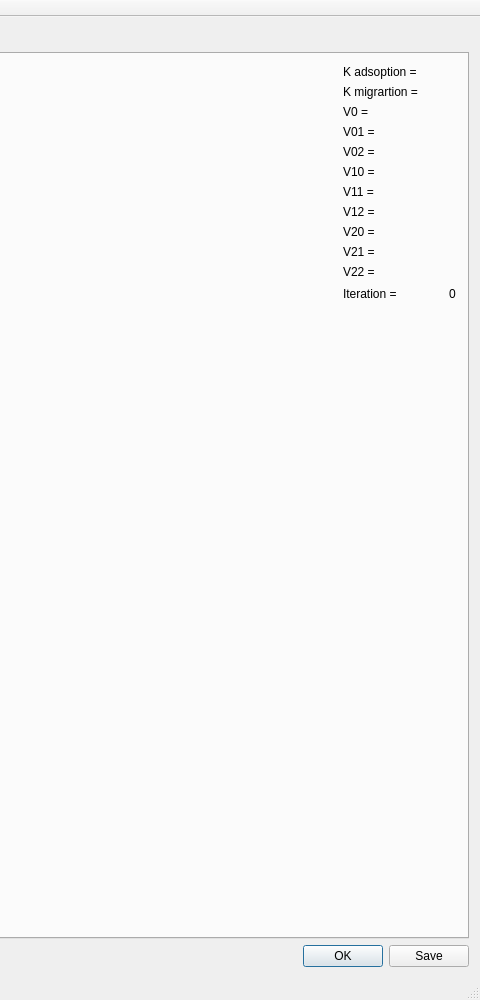
Old version of the form mainwindow.ui in the repository MadwomaZ/Diploma; both pictures show x 520 to 1000 and y 0 to 1000 of the 1000 by 1000 pixel window.
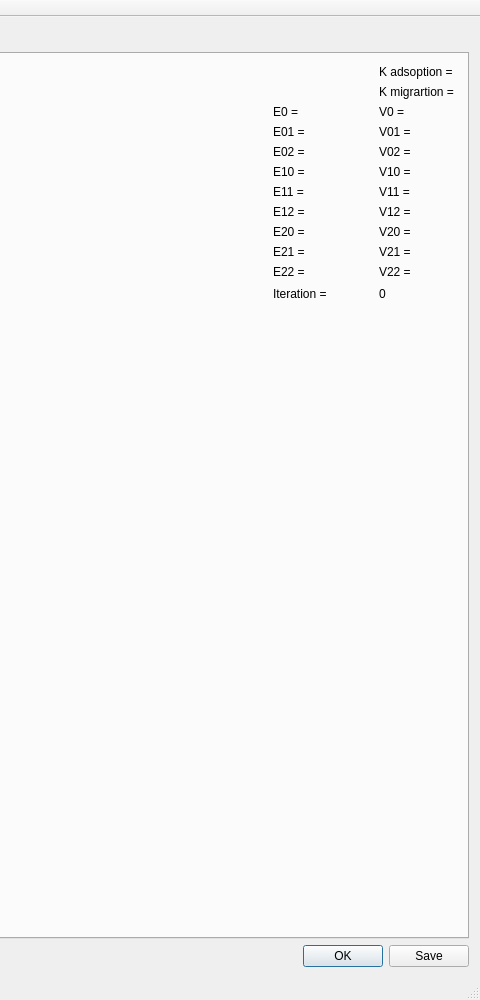
New version of the form. Custom widgets are drawn as their Qt base class.

What changed in the file:
```diff
--- a/mainwindow.ui
+++ b/mainwindow.ui
@@ -56,8 +56,35 @@
            </widget>
           </item>
           <item>
-           <layout class="QVBoxLayout" name="verticalLayout_2">
-            <item>
+           <layout class="QGridLayout" name="gridLayout">
+            <item row="2" column="0">
+             <widget class="QLabel" name="e0">
+              <property name="text">
+               <string>E0 = </string>
+              </property>
+             </widget>
+            </item>
+            <item row="8" column="1">
+             <widget class="QLabel" name="v20">
+              <property name="sizePolicy">
+               <sizepolicy hsizetype="Fixed" vsizetype="Preferred">
+                <horstretch>0</horstretch>
+                <verstretch>0</verstretch>
+               </sizepolicy>
+              </property>
+              <property name="text">
+               <string>V20 = </string>
+              </property>
+             </widget>
+            </item>
+            <item row="4" column="0">
+             <widget class="QLabel" name="e02">
+              <property name="text">
+               <string>E02 = </string>
+              </property>
+             </widget>
+            </item>
+            <item row="0" column="1">
              <widget class="QLabel" name="Kadsoption">
               <property name="sizePolicy">
                <sizepolicy hsizetype="Fixed" vsizetype="Minimum">
@@ -70,7 +97,54 @@
               </property>
              </widget>
             </item>
-            <item>
+            <item row="6" column="1">
+             <widget class="QLabel" name="v11">
+              <property name="sizePolicy">
+               <sizepolicy hsizetype="Fixed" vsizetype="Preferred">
+                <horstretch>0</horstretch>
+                <verstretch>0</verstretch>
+               </sizepolicy>
+              </property>
+              <property name="text">
+               <string>V11 = </string>
+              </property>
+             </widget>
+            </item>
+            <item row="6" column="0">
+             <widget class="QLabel" name="e11">
+              <property name="text">
+               <string>E11 = </string>
+              </property>
+             </widget>
+            </item>
+            <item row="11" column="1">
+             <widget class="QLabel" name="iterations">
+              <property name="sizePolicy">
+               <sizepolicy hsizetype="Fixed" vsizetype="Preferred">
+                <horstretch>0</horstretch>
+                <verstretch>0</verstretch>
+               </sizepolicy>
+              </property>
+              <property name="text">
+               <string>0</string>
+              </property>
+             </widget>
+            </item>
+            <item row="7" column="0">
+             <widget class="QLabel" name="e12">
+              <property name="text">
+               <string>E12 = </string>
+              </property>
+             </widget>
+            </item>
+            <item row="5" column="0">
+             <widget class="QLabel" name="e10">
+              <property name="text">
+               <string>E10 = </string>
+              </property>
+             </widget>
+            </item>
+            <item row="1" column="1">
              <widget class="QLabel" name="Kmigration">
               <property name="sizePolicy">
                <sizepolicy hsizetype="Fixed" vsizetype="Minimum">
@@ -83,7 +157,7 @@
               </property>
              </widget>
             </item>
-            <item>
+            <item row="2" column="1">
              <widget class="QLabel" name="v0">
               <property name="sizePolicy">
                <sizepolicy hsizetype="Fixed" vsizetype="Preferred">
@@ -96,8 +170,8 @@
               </property>
              </widget>
             </item>
-            <item>
-             <widget class="QLabel" name="v01">
+            <item row="10" column="1">
+             <widget class="QLabel" name="v22">
               <property name="sizePolicy">
                <sizepolicy hsizetype="Fixed" vsizetype="Preferred">
                 <horstretch>0</horstretch>
@@ -105,11 +179,24 @@
                </sizepolicy>
               </property>
               <property name="text">
-               <string>V01 = </string>
+               <string>V22 = </string>
               </property>
              </widget>
             </item>
-            <item>
+            <item row="9" column="1">
+             <widget class="QLabel" name="v21">
+              <property name="sizePolicy">
+               <sizepolicy hsizetype="Fixed" vsizetype="Preferred">
+                <horstretch>0</horstretch>
+                <verstretch>0</verstretch>
+               </sizepolicy>
+              </property>
+              <property name="text">
+               <string>V21 = </string>
+              </property>
+             </widget>
+            </item>
+            <item row="4" column="1">
              <widget class="QLabel" name="v02">
               <property name="sizePolicy">
                <sizepolicy hsizetype="Fixed" vsizetype="Preferred">
@@ -122,7 +209,27 @@
               </property>
              </widget>
             </item>
-            <item>
+            <item row="3" column="0">
+             <widget class="QLabel" name="e01">
+              <property name="text">
+               <string>E01 = </string>
+              </property>
+             </widget>
+            </item>
+            <item row="3" column="1">
+             <widget class="QLabel" name="v01">
+              <property name="sizePolicy">
+               <sizepolicy hsizetype="Fixed" vsizetype="Preferred">
+                <horstretch>0</horstretch>
+                <verstretch>0</verstretch>
+               </sizepolicy>
+              </property>
+              <property name="text">
+               <string>V01 = </string>
+              </property>
+             </widget>
+            </item>
+            <item row="5" column="1">
              <widget class="QLabel" name="v10">
               <property name="sizePolicy">
                <sizepolicy hsizetype="Fixed" vsizetype="Preferred">
@@ -135,20 +242,46 @@
               </property>
              </widget>
             </item>
-            <item>
-             <widget class="QLabel" name="v11">
+            <item row="11" column="0">
+             <widget class="QLabel" name="iteration">
+              <property name="enabled">
+               <bool>true</bool>
+              </property>
               <property name="sizePolicy">
-               <sizepolicy hsizetype="Fixed" vsizetype="Preferred">
+               <sizepolicy hsizetype="Fixed" vsizetype="Minimum">
                 <horstretch>0</horstretch>
                 <verstretch>0</verstretch>
                </sizepolicy>
               </property>
+              <property name="minimumSize">
+               <size>
+                <width>100</width>
+                <height>17</height>
+               </size>
+              </property>
+              <property name="layoutDirection">
+               <enum>Qt::LeftToRight</enum>
+              </property>
               <property name="text">
-               <string>V11 = </string>
+               <string>Iteration = </string>
               </property>
              </widget>
             </item>
-            <item>
+            <item row="8" column="0">
+             <widget class="QLabel" name="e20">
+              <property name="text">
+               <string>E20 = </string>
+              </property>
+             </widget>
+            </item>
+            <item row="9" column="0">
+             <widget class="QLabel" name="e21">
+              <property name="text">
+               <string>E21 = </string>
+              </property>
+             </widget>
+            </item>
+            <item row="7" column="1">
              <widget class="QLabel" name="v12">
               <property name="sizePolicy">
                <sizepolicy hsizetype="Fixed" vsizetype="Preferred">
@@ -161,88 +294,14 @@
               </property>
              </widget>
             </item>
-            <item>
-             <widget class="QLabel" name="v20">
-              <property name="sizePolicy">
-               <sizepolicy hsizetype="Fixed" vsizetype="Preferred">
-                <horstretch>0</horstretch>
-                <verstretch>0</verstretch>
-               </sizepolicy>
-              </property>
+            <item row="10" column="0">
+             <widget class="QLabel" name="e22">
               <property name="text">
-               <string>V20 = </string>
+               <string>E22 = </string>
               </property>
              </widget>
             </item>
-            <item>
-             <widget class="QLabel" name="v21">
-              <property name="sizePolicy">
-               <sizepolicy hsizetype="Fixed" vsizetype="Preferred">
-                <horstretch>0</horstretch>
-                <verstretch>0</verstretch>
-               </sizepolicy>
-              </property>
-              <property name="text">
-               <string>V21 = </string>
-              </property>
-             </widget>
-            </item>
-            <item>
-             <widget class="QLabel" name="v22">
-              <property name="sizePolicy">
-               <sizepolicy hsizetype="Fixed" vsizetype="Preferred">
-                <horstretch>0</horstretch>
-                <verstretch>0</verstretch>
-               </sizepolicy>
-              </property>
-              <property name="text">
-               <string>V22 = </string>
-              </property>
-             </widget>
-            </item>
-            <item>
-             <layout class="QHBoxLayout" name="horizontalLayout_2">
-              <item>
-               <widget class="QLabel" name="iteration">
-                <property name="enabled">
-                 <bool>true</bool>
-                </property>
-                <property name="sizePolicy">
-                 <sizepolicy hsizetype="Fixed" vsizetype="Minimum">
-                  <horstretch>0</horstretch>
-                  <verstretch>0</verstretch>
-                 </sizepolicy>
-                </property>
-                <property name="minimumSize">
-                 <size>
-                  <width>100</width>
-                  <height>17</height>
-                 </size>
-                </property>
-                <property name="layoutDirection">
-                 <enum>Qt::LeftToRight</enum>
-                </property>
-                <property name="text">
-                 <string>Iteration = </string>
-                </property>
-               </widget>
-              </item>
-              <item>
-               <widget class="QLabel" name="iterations">
-                <property name="sizePolicy">
-                 <sizepolicy hsizetype="Fixed" vsizetype="Preferred">
-                  <horstretch>0</horstretch>
-                  <verstretch>0</verstretch>
-                 </sizepolicy>
-                </property>
-                <property name="text">
-                 <string>0</string>
-                </property>
-               </widget>
-              </item>
-             </layout>
-            </item>
-            <item>
+            <item row="12" column="0">
              <spacer name="verticalSpacer_2">
               <property name="orientation">
                <enum>Qt::Vertical</enum>
```
